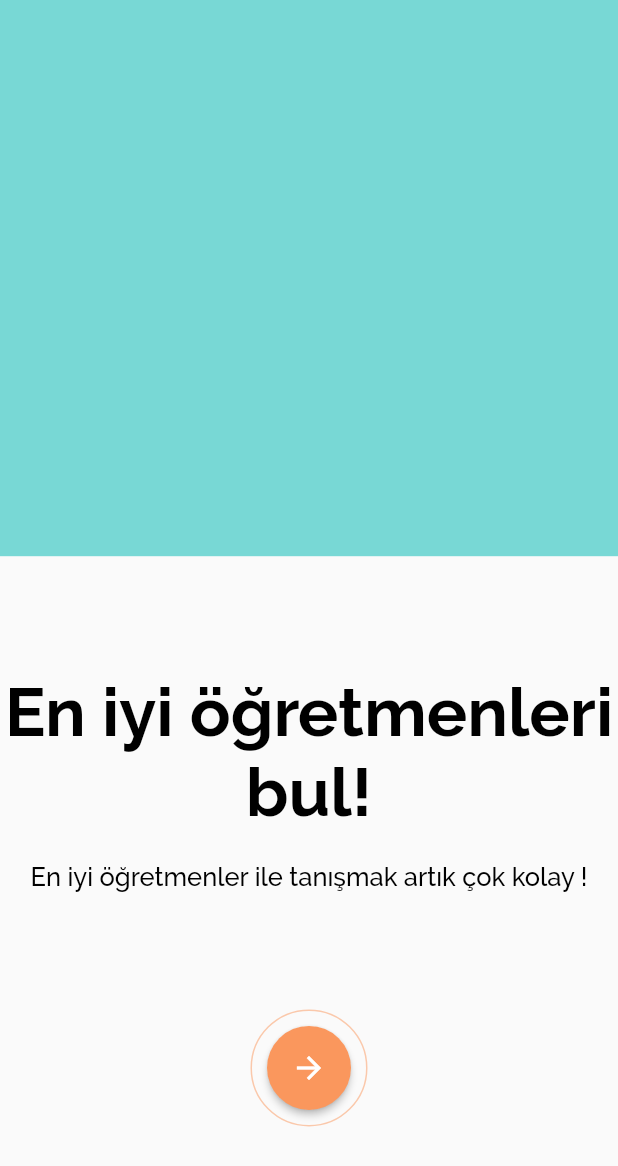
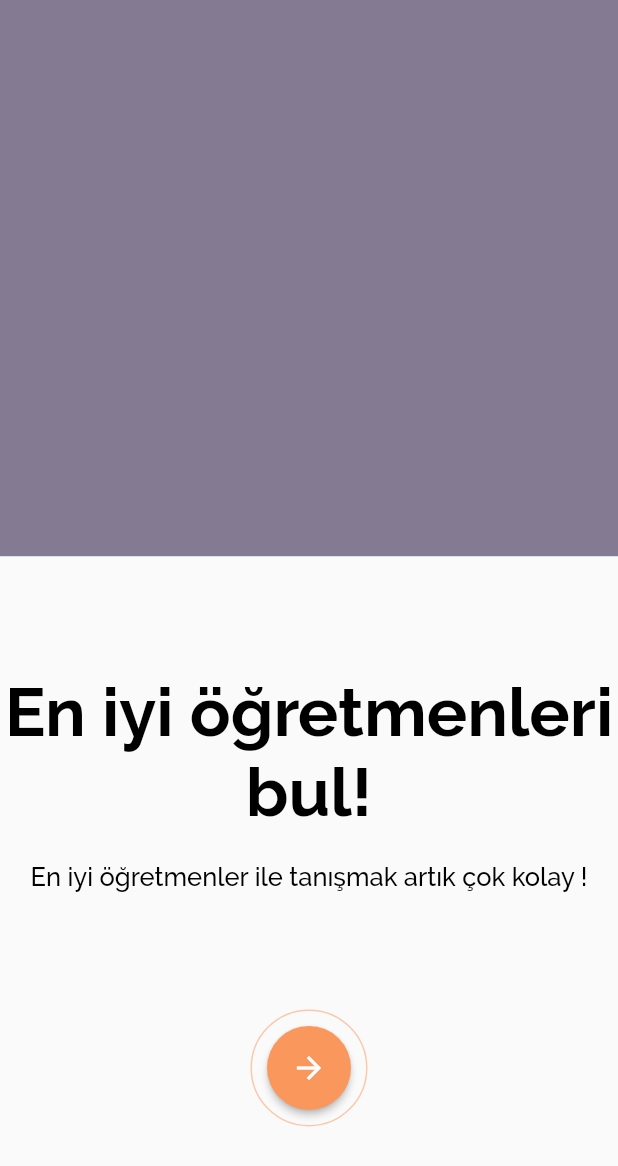
Before and after one commit to atasoy182/TFinderApp, a Flutter app: the screen it shows after launch, on a phone screen of 412 x 824 dp. Shown: the top 1166 px of the screen. Run offline on Flutter 3.47's test engine with Material 2 defaults, Android fonts, the phone set to English and light mode, and no system bars; our stand-ins replace cached_network_image, chewie, google_maps_flutter, simple_animations, video_player.

Commit message:
Profil sayfası tasarımına devam ediliyor.

```diff
--- a/lib/constants.dart
+++ b/lib/constants.dart
@@ -31,7 +31,7 @@ const turkuazWithOpacity2 = Color.fromRGBO(65, 202, 198, 0.6);
 const turkuazWithOpacity3 = Color.fromRGBO(65, 202, 198, 0.4);
 const turkuazWithOpacity4 = Color.fromRGBO(65, 202, 198, 0.2);
 
-const morDefault = Colors.purple;
+const morDefault = Color.fromRGBO(82, 67, 101, 1);
 
 const MaterialColor turkuazMaterialColor = const MaterialColor(
   0xFF41CAC6,
@@ -49,9 +49,30 @@ const MaterialColor turkuazMaterialColor = const MaterialColor(
   },
 );
 
+const MaterialColor morMaterialColor = const MaterialColor(
+  0xFF524365,
+  const <int, Color>{
+    50: Color.fromRGBO(82, 67, 101, .1),
+    100: Color.fromRGBO(82, 67, 101, .2),
+    200: Color.fromRGBO(82, 67, 101, .3),
+    300: Color.fromRGBO(82, 67, 101, .4),
+    400: Color.fromRGBO(82, 67, 101, .5),
+    500: Color.fromRGBO(82, 67, 101, .6),
+    600: Color.fromRGBO(82, 67, 101, .7),
+    700: Color.fromRGBO(82, 67, 101, .8),
+    800: Color.fromRGBO(82, 67, 101, .9),
+    900: Color.fromRGBO(82, 67, 101, 1),
+  },
+);
+
 const defaultTurkuazGradient =
     const LinearGradient(begin: Alignment.topCenter, colors: [
   Color.fromRGBO(65, 202, 198, 1),
   Color.fromRGBO(65, 202, 198, 0.8),
   Color.fromRGBO(65, 202, 198, 0.6),
 ]);
+
+/// Construct a color from a hex code string, of the format #RRGGBB.
+Color hexToColor(String code) {
+  return new Color(int.parse(code.substring(1, 7), radix: 16) + 0xFF000000);
+}
--- a/lib/main.dart
+++ b/lib/main.dart
@@ -13,7 +13,7 @@ class MyApp extends StatelessWidget {
       title: 'T-Finder',
       debugShowCheckedModeBanner: false,
       theme: ThemeData(
-        primarySwatch: turkuazMaterialColor,
+        primarySwatch: morMaterialColor,
         fontFamily: "Raleway",
         textTheme: TextTheme(
           headline6: TextStyle(fontFamily: 'Raleway'),
--- a/lib/pages/locations_page.dart
+++ b/lib/pages/locations_page.dart
@@ -26,7 +26,7 @@ class _LocationsPageState extends State<LocationsPage> {
           Container(
               child: Container(
                   margin:
-                      EdgeInsets.only(top: 10, left: 5, right: 0, bottom: 5),
+                      EdgeInsets.only(top: 10, left: 10, right: 0, bottom: 5),
                   height: 30,
                   child: Row(
                     mainAxisAlignment: MainAxisAlignment.spaceBetween,
@@ -43,7 +43,7 @@ class _LocationsPageState extends State<LocationsPage> {
                           padding: EdgeInsets.all(0),
                           icon: Icon(
                             Icons.list,
-                            color: morDefault,
+                            color: turkuazDefault,
                             size: 35,
                           ),
                           onPressed: () {},
@@ -53,7 +53,7 @@ class _LocationsPageState extends State<LocationsPage> {
                   ))),
           Container(
               child: Container(
-                  margin: EdgeInsets.only(top: 5, left: 5, right: 5),
+                  margin: EdgeInsets.only(top: 5, left: 10, right: 10),
                   height: _size.height - 160,
                   child: MapSample())),
         ],
--- a/lib/pages/profile_page_tabs/general_tab_page.dart
+++ b/lib/pages/profile_page_tabs/general_tab_page.dart
@@ -46,7 +46,9 @@ class ProfileGeneralTab extends StatelessWidget {
             ),
             child: Container(
               height: 50,
-              color: yesil6,
+              child: Center(
+                child: Text("Some text here"),
+              ),
             ),
           );
         }),
--- a/lib/pages/search_page.dart
+++ b/lib/pages/search_page.dart
@@ -49,12 +49,12 @@ class _SearchPageState extends State<SearchPage> {
           BottomNavigationBarItem(
             icon: Icon(Icons.location_on),
             label: 'Yakınımda',
-            backgroundColor: Colors.purple,
+            backgroundColor: turkuazDefault,
           ),
           BottomNavigationBarItem(
             icon: Icon(Icons.person),
             label: 'Profilim',
-            backgroundColor: turkuazDefault,
+            backgroundColor: morDefault,
           ),
         ],
         currentIndex: _selectedIndex,
--- a/lib/widgets/chewie.dart
+++ b/lib/widgets/chewie.dart
@@ -83,7 +83,7 @@ class _ChewieVideoPlayerState extends State<ChewieVideoPlayer> {
                   ),
                   Text(
                     'Yükleniyor',
-                    //style: TextStyle(color: Colors.white),
+                    style: TextStyle(color: Colors.white),
                   ),
                 ],
               ),
--- a/lib/widgets/searh_bar.dart
+++ b/lib/widgets/searh_bar.dart
@@ -34,7 +34,7 @@ class SearchBar extends StatelessWidget {
           child: IconButton(
             icon: Icon(
               Icons.filter_list,
-              color: Colors.black,
+              color: turuncuDefault,
               size: 35,
             ),
             onPressed: () {},
```
Also changed, not shown: lib/pages/profile_page.dart (+83 -33 lines).
